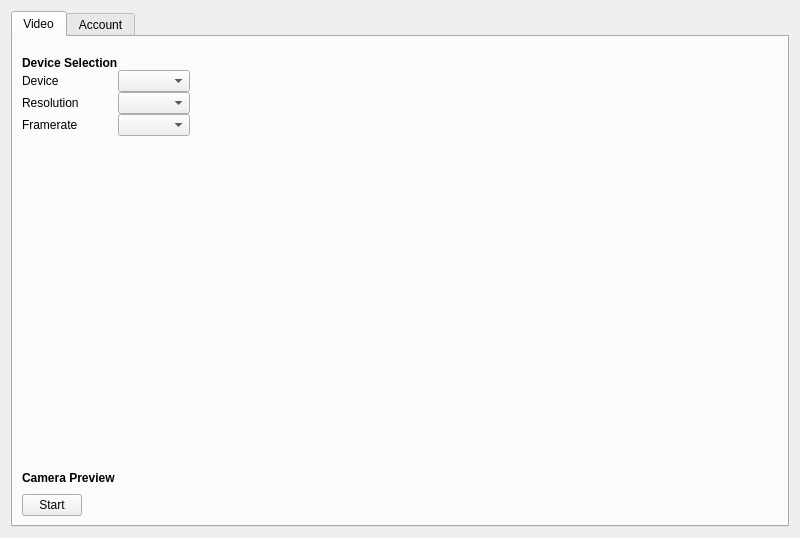
The window that configurationwidget.ui (savoirfairelinux/jami-client-windows) describes before a commit, drawn with Qt 5.
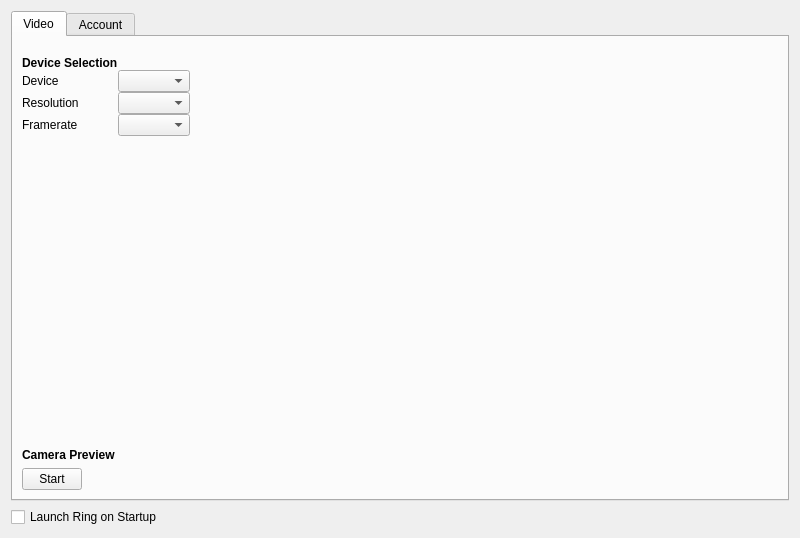
The same window after the commit. Icons and pictures are not drawn. Custom widgets are drawn as their Qt base class.

Commit message:
windows: add start on startup feature
Also fix wrong copyright header

Refs #72072

Patch:
```diff
--- a/configurationwidget.ui
+++ b/configurationwidget.ui
@@ -19,7 +19,7 @@
   <property name="windowTitle">
    <string>Form</string>
   </property>
-  <layout class="QHBoxLayout" name="horizontalLayout">
+  <layout class="QVBoxLayout" name="verticalLayout">
    <item>
     <widget class="QTabWidget" name="tabWidget">
      <property name="currentIndex">
@@ -29,7 +29,7 @@
       <attribute name="title">
        <string>Video</string>
       </attribute>
-      <layout class="QGridLayout" name="gridLayout" rowstretch="0,1" columnstretch="0,0">
+      <layout class="QGridLayout" name="gridLayout" rowstretch="0,0" columnstretch="0,0">
        <item row="0" column="0">
         <layout class="QVBoxLayout" name="verticalLayout_3">
          <property name="spacing">
@@ -223,6 +223,16 @@
      </widget>
     </widget>
    </item>
+   <item>
+    <widget class="QCheckBox" name="startupBox">
+     <property name="layoutDirection">
+      <enum>Qt::LeftToRight</enum>
+     </property>
+     <property name="text">
+      <string>Launch Ring on Startup</string>
+     </property>
+    </widget>
+   </item>
   </layout>
  </widget>
  <customwidgets>
```
The commit also changes 26 other files.
